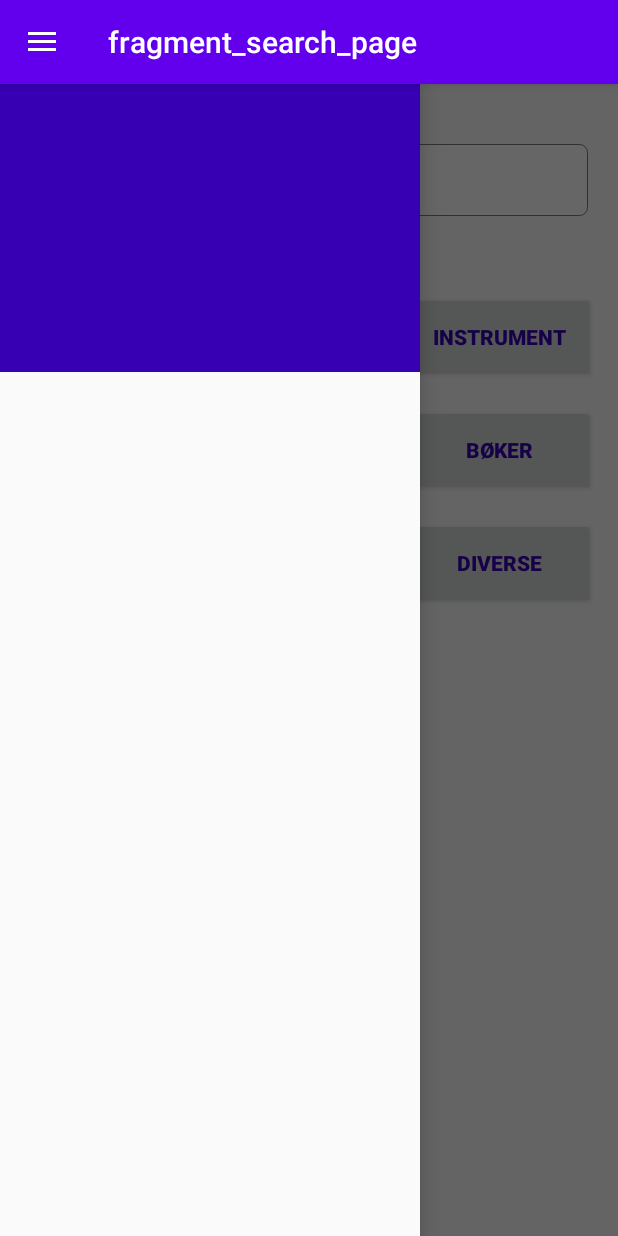
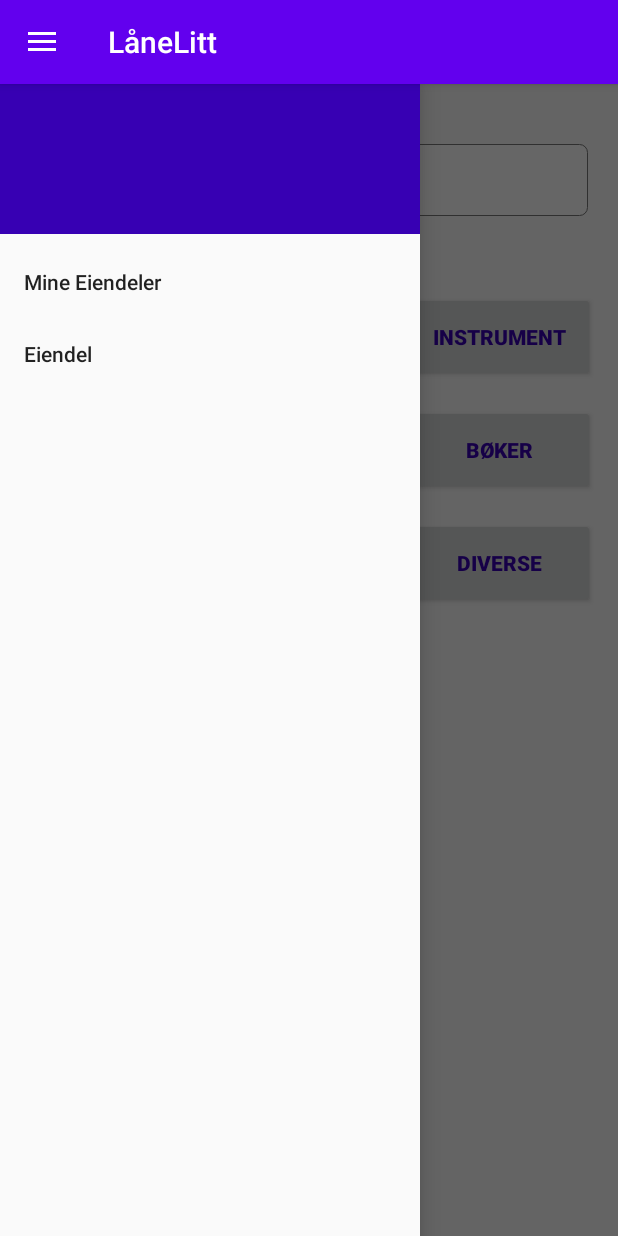
Before and after one commit to nicben/LaaneLittApp, an Android app: the screen it shows after launch (MainActivity), with the side drawer open, on a phone screen of 412 x 824 dp. Run offline under Robolectric (Android 15) with nearby library versions, the phone set to English and light mode, and no system bars; our stand-ins replace data binding, navigation-ui.

```diff
--- a/app/build.gradle
+++ b/app/build.gradle
@@ -37,8 +37,10 @@ dependencies {
     implementation 'androidx.legacy:legacy-support-v4:1.0.0'
     implementation "androidx.navigation:navigation-fragment:$nav_version"
     implementation "androidx.navigation:navigation-ui-ktx:$nav_version"
+    implementation 'androidx.room:room-runtime:2.2.5'
     testImplementation 'junit:junit:4.12'
     androidTestImplementation 'androidx.test.ext:junit:1.1.2'
     androidTestImplementation 'androidx.test.espresso:espresso-core:3.3.0'
+    annotationProcessor 'androidx.room:room-compiler:2.2.5'
 
 }
--- a/app/src/main/res/layout/fragment_search_page.xml
+++ b/app/src/main/res/layout/fragment_search_page.xml
@@ -7,7 +7,7 @@
         android:layout_height="match_parent"
         android:orientation="vertical"
         android:layout_marginTop="20dp"
-        tools:context=".SearchPageFragment" >
+        tools:context=".seachpage.SearchPageFragment" >
 
         <SearchView
             android:id="@+id/search"
--- a/app/src/main/res/layout/nav_header.xml
+++ b/app/src/main/res/layout/nav_header.xml
@@ -3,7 +3,7 @@
     xmlns:app="http://schemas.android.com/apk/res-auto"
     android:id="@+id/navHeader"
     android:layout_width="match_parent"
-    android:layout_height="192dp"
+    android:layout_height="100dp"
     android:background="?attr/colorPrimaryDark"
     android:padding="16dp"
     android:theme="@style/ThemeOverlay.AppCompat.Dark">
--- a/app/src/main/res/menu/navdrawer_menu.xml
+++ b/app/src/main/res/menu/navdrawer_menu.xml
@@ -1,4 +1,12 @@
 <?xml version="1.0" encoding="utf-8"?>
 <menu xmlns:android="http://schemas.android.com/apk/res/android">
+    xmlns:android="http://schemas.android.com/apk/res/android">
 
+    <item
+        android:id="@+id/myItemListFragment"
+        android:title="@string/mine_eiendeler" />
+
+    <item
+        android:id="@+id/itemFragment"
+        android:title="@string/eiendel" />
 </menu>
--- a/app/src/main/res/navigation/navigation.xml
+++ b/app/src/main/res/navigation/navigation.xml
@@ -8,12 +8,12 @@
     <fragment
         android:id="@+id/itemFragment"
         android:name="com.laanelitt.laanelittapp.ItemFragment"
-        android:label="fragment_item"
+        android:label="@string/eiendel"
         tools:layout="@layout/fragment_item" />
     <fragment
         android:id="@+id/searchPageFragment"
-        android:name="com.laanelitt.laanelittapp.SearchPageFragment"
-        android:label="fragment_search_page"
+        android:name="com.laanelitt.laanelittapp.seachpage.SearchPageFragment"
+        android:label="@string/LaaneLitt"
         tools:layout="@layout/fragment_search_page" >
         <action
             android:id="@+id/action_searchPageFragment_to_searchListFragment"
@@ -21,19 +21,25 @@
         <action
             android:id="@+id/action_searchPageFragment_to_myItemListFragment"
             app:destination="@id/myItemListFragment" />
+        <argument
+            android:name="catId"
+            app:argType="string" />
     </fragment>
     <fragment
         android:id="@+id/searchListFragment"
         android:name="com.laanelitt.laanelittapp.SearchListFragment"
-        android:label="fragment_search_list"
+
         tools:layout="@layout/fragment_search_list" >
         <action
             android:id="@+id/action_searchListFragment_to_itemFragment"
             app:destination="@id/itemFragment" />
+        <argument
+            android:name="itemId"
+            app:argType="string" />
     </fragment>
     <fragment
         android:id="@+id/myItemListFragment"
         android:name="com.laanelitt.laanelittapp.MyItemListFragment"
-        android:label="fragment_my_item_list"
+        android:label="@string/mine_eiendeler"
         tools:layout="@layout/fragment_my_item_list" />
 </navigation>
```
Also changed, not shown: app/src/main/java/com/laanelitt/laanelittapp/database/ItemDatabase.kt (added, +109 -0 lines), app/src/main/java/com/laanelitt/laanelittapp/database/ItemDatabaseDao.kt (added, +45 -0 lines), app/src/main/java/com/laanelitt/laanelittapp/database/Items.kt (added, +42 -0 lines), app/src/main/java/com/laanelitt/laanelittapp/seachpage/SearchPageFragment.kt (renamed from app/src/main/java/com/laanelitt/laanelittapp/SearchPageFragment.kt, +9 -9 lines), app/src/main/res/values/strings.xml (+13 -13 lines).
